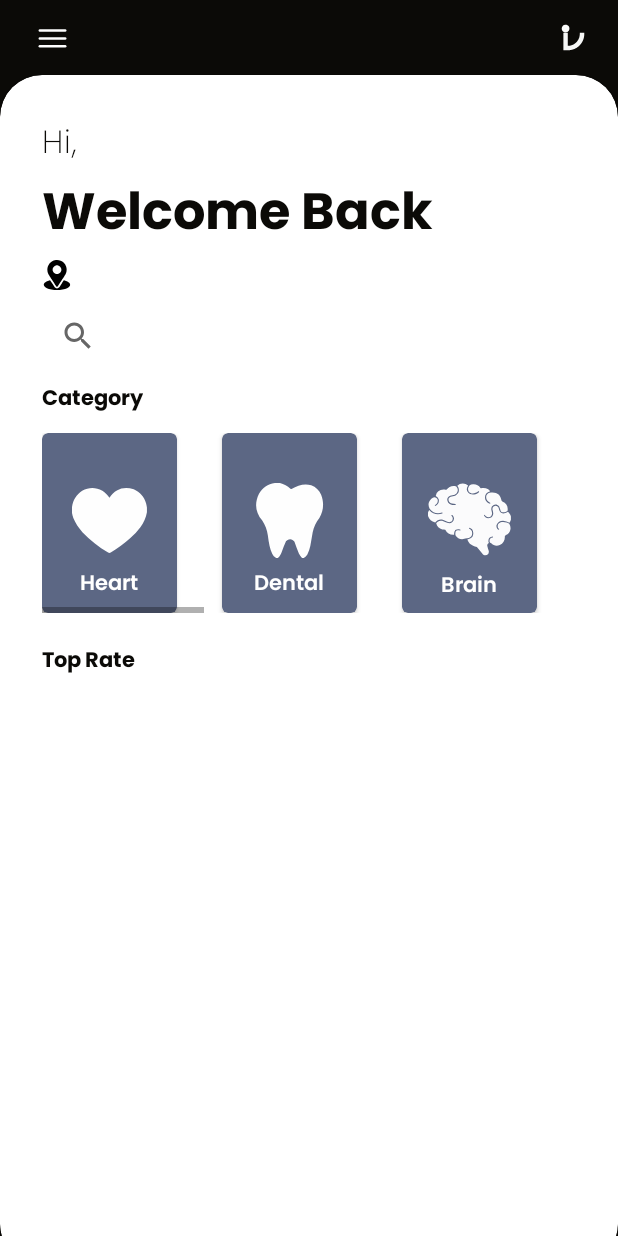
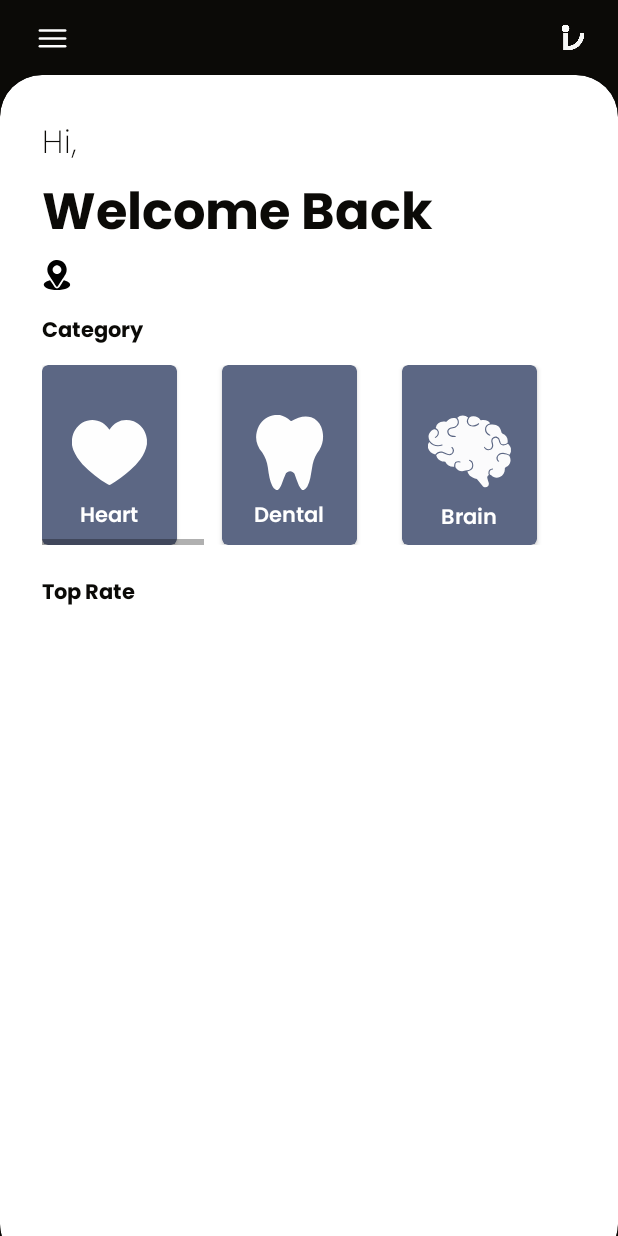
Before and after one commit to therev2/DOCTORIFY, an Android app: the HomePage screen opened directly, with no data from a screen before it, on a phone screen of 412 x 824 dp. Run offline under Robolectric (Android 15) with nearby library versions, the phone set to English and light mode, and no system bars; our stand-ins replace Firebase (no records; nobody signed in at launch, a user with empty details on screens opened directly); pictures from the network do not load.

Commit message:
final _edit (thank you team auxin)

```diff
--- a/app/src/main/java/com/example/myapplication/HomePage.java
+++ b/app/src/main/java/com/example/myapplication/HomePage.java
@@ -42,9 +42,8 @@ public class HomePage extends AppCompatActivity implements View.OnClickListener
     DatabaseReference database;
     Myadapter myAdapter;
     ArrayList<HelperClass> list;
-    CardView card1, card2, card3, card4, card5, card6;
+    CardView card1, card2, card3, card4, card5, card6,card7,card8,card9,card10;
     TextView patName;
-    SearchView searchView;
     ImageView locationbtn;
     public static final String SHARED_PREFS = "sharedPrefs";
 
@@ -65,20 +64,9 @@ public class HomePage extends AppCompatActivity implements View.OnClickListener
         EdgeToEdge.enable(this);
         setContentView(R.layout.nav_drawer);
         locationbtn = findViewById(R.id.location_btn);
-        searchView = findViewById(R.id.searchview);
 
-        searchView.setOnQueryTextListener(new SearchView.OnQueryTextListener() {
-            @Override
-            public boolean onQueryTextSubmit(String query) {
-                return false;
-            }
 
-            @Override
-            public boolean onQueryTextChange(String newText) {
-                searchList_Name(newText);
-                return true;
-            }
-        });
+
 
         locationbtn.setOnClickListener(new View.OnClickListener() {
             @Override
@@ -219,6 +207,10 @@ public class HomePage extends AppCompatActivity implements View.OnClickListener
         card4 = findViewById(R.id.small_card4);
         card5 = findViewById(R.id.small_card5);
         card6 = findViewById(R.id.small_card6);
+        card7 = findViewById(R.id.small_card7);
+        card8 = findViewById(R.id.small_card8);
+        card9 = findViewById(R.id.small_card9);
+        card10 = findViewById(R.id.small_card10);
 
         card1.setOnClickListener(this);
         card2.setOnClickListener(this);
@@ -226,6 +218,11 @@ public class HomePage extends AppCompatActivity implements View.OnClickListener
         card4.setOnClickListener(this);
         card5.setOnClickListener(this);
         card6.setOnClickListener(this);
+        card7.setOnClickListener(this);
+        card8.setOnClickListener(this);
+        card9.setOnClickListener(this);
+        card10.setOnClickListener(this);
+
 
         OnBackPressedDispatcher onBackPressedDispatcher = getOnBackPressedDispatcher();
         onBackPressedDispatcher.addCallback(this, new OnBackPressedCallback(true) {
--- a/app/src/main/res/layout/activity_home_page.xml
+++ b/app/src/main/res/layout/activity_home_page.xml
@@ -123,18 +123,6 @@
                 android:layout_width="wrap_content"
                 android:layout_height="15dp" />
 
-            <androidx.appcompat.widget.SearchView
-                android:id="@+id/searchview"
-                android:layout_width="match_parent"
-                android:layout_height="30dp"
-                app:queryHint="Search "
-                />
-
-            <View
-                android:id="@+id/G"
-
-                android:layout_width="wrap_content"
-                android:layout_height="15dp" />
 
             <TextView
                 android:layout_width="wrap_content"
```
Also changed, not shown: 1 other file.
